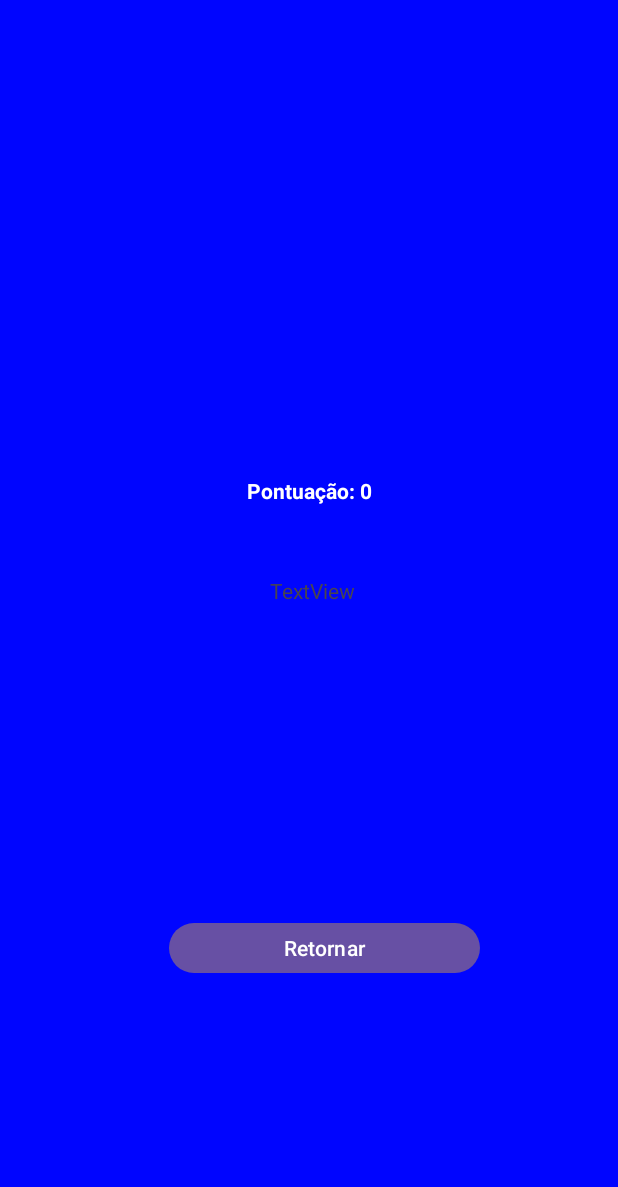
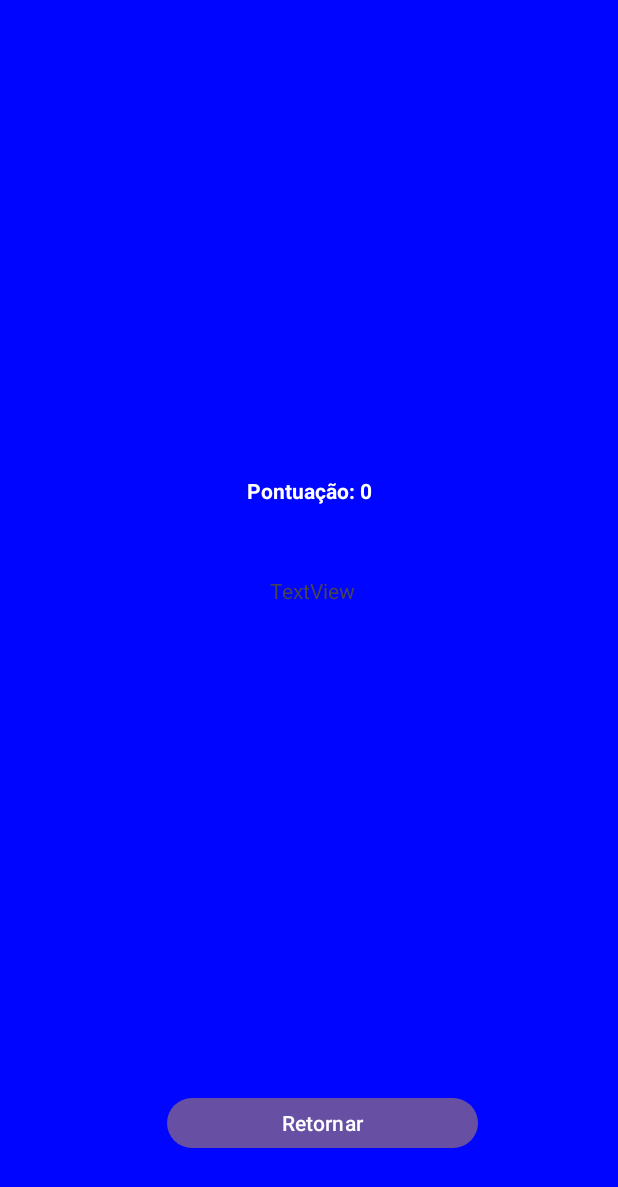
Before and after one commit to viniciusabprr/FlagQuiz, an Android app: the resultado screen opened directly, with no data from a screen before it, on a phone screen of 412 x 824 dp. Shown: the top 1187 px of the screen. Run offline under Robolectric (Android 15) with nearby library versions, the phone set to English and light mode, and no system bars.

Commit message:
Fix: Fix table height

```diff
--- a/app/src/main/res/layout/activity_resultado.xml
+++ b/app/src/main/res/layout/activity_resultado.xml
@@ -46,10 +46,10 @@
         android:text="Retornar"
         app:layout_constraintBottom_toBottomOf="parent"
         app:layout_constraintEnd_toEndOf="parent"
-        app:layout_constraintHorizontal_bias="0.549"
+        app:layout_constraintHorizontal_bias="0.544"
         app:layout_constraintStart_toStartOf="parent"
         app:layout_constraintTop_toTopOf="parent"
-        app:layout_constraintVertical_bias="0.781" />
+        app:layout_constraintVertical_bias="0.93" />
 
     <TextView
         android:id="@+id/textView6"
@@ -65,17 +65,17 @@
 
     <LinearLayout
         android:id="@+id/tableResult"
-        android:layout_width="290dp"
-        android:layout_height="52dp"
+        android:layout_width="319dp"
+        android:layout_height="181dp"
         android:layout_marginStart="1dp"
         android:layout_marginTop="62dp"
         android:layout_marginEnd="1dp"
-        android:layout_marginBottom="3dp"
+        android:layout_marginBottom="50dp"
         android:orientation="vertical"
         app:layout_constraintBottom_toTopOf="@+id/buttonRestart"
         app:layout_constraintEnd_toEndOf="parent"
-        app:layout_constraintHorizontal_bias="0.571"
+        app:layout_constraintHorizontal_bias="0.495"
         app:layout_constraintStart_toStartOf="parent"
         app:layout_constraintTop_toBottomOf="@+id/textView6"
-        app:layout_constraintVertical_bias="0.142"></LinearLayout>
+        app:layout_constraintVertical_bias="0.0"></LinearLayout>
 </androidx.constraintlayout.widget.ConstraintLayout>
```
